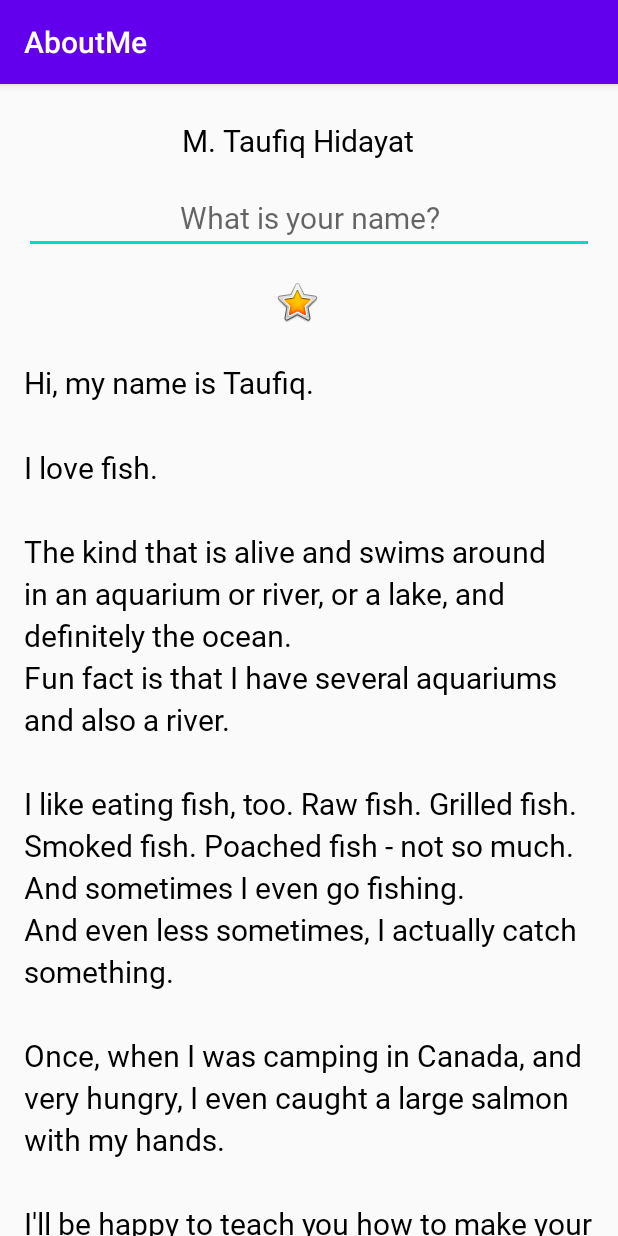
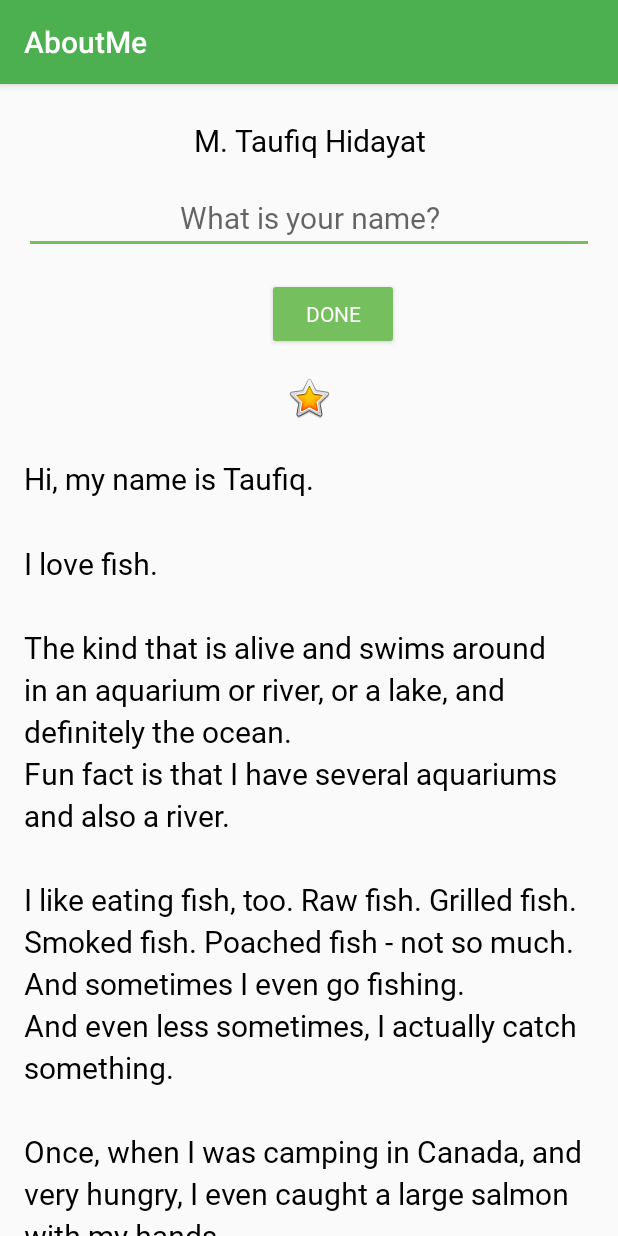
Before and after one commit to MtaufiqH/AboutMe, an Android app: the screen it shows after launch (MainActivity), on a phone screen of 412 x 824 dp. Run offline under Robolectric (Android 15) with nearby library versions, the phone set to English and light mode, and no system bars.

Commit message:
add button that will show name and change theme.

```diff
--- a/app/src/main/java/com/example/aboutme/MainActivity.kt
+++ b/app/src/main/java/com/example/aboutme/MainActivity.kt
@@ -1,11 +1,64 @@
 package com.example.aboutme
 
+import android.content.Context
 import androidx.appcompat.app.AppCompatActivity
 import android.os.Bundle
+import android.view.View
+import android.view.inputmethod.InputMethodManager
+import android.widget.Button
+import android.widget.EditText
+import android.widget.TextView
+import kotlinx.android.synthetic.main.activity_main.*
+
 
 class MainActivity : AppCompatActivity() {
+
+    lateinit var nameInput: EditText
+    lateinit var nickname: TextView
+    lateinit var doneButton: Button
+
     override fun onCreate(savedInstanceState: Bundle?) {
         super.onCreate(savedInstanceState)
         setContentView(R.layout.activity_main)
+
+        nameInput = findViewById(R.id.nickname_edit)
+        nickname = findViewById(R.id.nickname_id)
+        doneButton = findViewById(R.id.button_done)
+
+        doneButton.setOnClickListener {
+            addNickname(it)
+        }
+
+        nickname.setOnClickListener {
+            updateNickname(it)
+        }
+
+
+
+    }
+
+
+    // will show nickname in the UI
+    private fun addNickname(view: View) {
+        nickname.text = nameInput.text
+        nickname.visibility = View.VISIBLE
+        nameInput.visibility = View.GONE
+        view.visibility = View.GONE
+
+    }
+
+    // will activate editText and update the nickname
+    private fun updateNickname(view: View) {
+        nameInput.visibility= View.VISIBLE
+        doneButton.visibility = View.VISIBLE
+        view.visibility = View.GONE
+
+        // set the focus of the edit text
+        nameInput.requestFocus()
+
+        // show keyboard
+        val imm = getSystemService(Context.INPUT_METHOD_SERVICE) as InputMethodManager
+        imm.showSoftInput(nameInput,0)
+
     }
 }
--- a/app/src/main/res/layout/activity_main.xml
+++ b/app/src/main/res/layout/activity_main.xml
@@ -5,7 +5,8 @@
     android:layout_width="match_parent"
     android:layout_height="match_parent"
     android:orientation="vertical"
-    android:paddingEnd="16dp"
+    android:paddingEnd="@dimen/layout_padding"
+    android:paddingStart="@dimen/layout_padding"
     tools:context=".MainActivity">
 
     <TextView
@@ -16,15 +17,36 @@
         android:text="@string/my_name"
         android:textAlignment="center" />
 
+    <TextView
+        android:id="@+id/nickname_id"
+        style="@style/nameStyle"
+        android:textAlignment="center"
+        android:layout_width="match_parent"
+        android:layout_height="wrap_content"
+        android:layout_marginStart="@dimen/layout_margin"
+        android:paddingBottom="@dimen/small_padding"
+        android:background="@color/colorAccent"
+        android:visibility="gone"/>
+
     <EditText
         android:id="@+id/nickname_edit"
+        style="@style/nameStyle"
         android:layout_width="match_parent"
         android:layout_height="wrap_content"
-        style="@style/nameStyle"
-        android:textAlignment="center"
+        android:hint="@string/what_is_your_name"
+        android:inputType="textPersonName"
+        android:textAlignment="center" />
+
+    <Button
+        android:id="@+id/button_done"
+        style="@style/Widget.AppCompat.Button.Colored"
+        android:layout_width="wrap_content"
+        android:layout_height="wrap_content"
         android:layout_marginStart="@dimen/layout_margin"
-        android:hint="@string/what_is_your_name"
-        android:inputType="textPersonName" />
+        android:layout_gravity="center_horizontal"
+        android:layout_marginTop="@dimen/layout_margin"
+        android:fontFamily="@font/roboto"
+        android:text="@string/done_btn" />
 
     <ImageView
         android:id="@+id/star_image"
@@ -36,8 +58,7 @@
 
     <ScrollView
         android:layout_width="match_parent"
-        android:layout_height="match_parent"
-        android:paddingStart="@dimen/layout_padding">
+        android:layout_height="match_parent">
 
         <LinearLayout
             android:layout_width="match_parent"
--- a/app/src/main/res/values/colors.xml
+++ b/app/src/main/res/values/colors.xml
@@ -1,6 +1,6 @@
 <?xml version="1.0" encoding="utf-8"?>
 <resources>
-    <color name="colorPrimary">#6200EE</color>
-    <color name="colorPrimaryDark">#3700B3</color>
-    <color name="colorAccent">#03DAC5</color>
+    <color name="colorPrimary">#4CAF50</color>
+    <color name="colorPrimaryDark">#029108</color>
+    <color name="colorAccent">#76bf5e</color>
 </resources>
--- a/app/src/main/res/values/strings.xml
+++ b/app/src/main/res/values/strings.xml
@@ -15,5 +15,6 @@
 \n\nI\'ll be happy to teach you how to make your own aquarium.
 \nYou should ask someone else about fishing, though.\n\n</string>
     <string name="what_is_your_name">What is your name?</string>
+    <string name="done_btn">Done</string>
 
 </resources>
```
